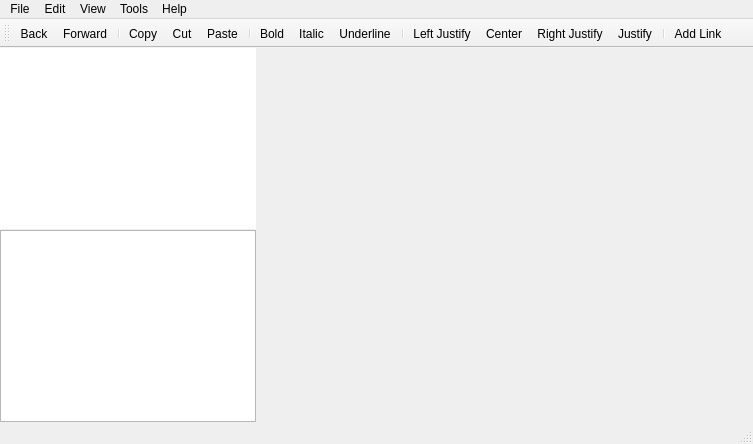
This is src/mainwindow.ui in iPenguin/NotePages as Qt 5 draws it before an edit. The edited form follows.
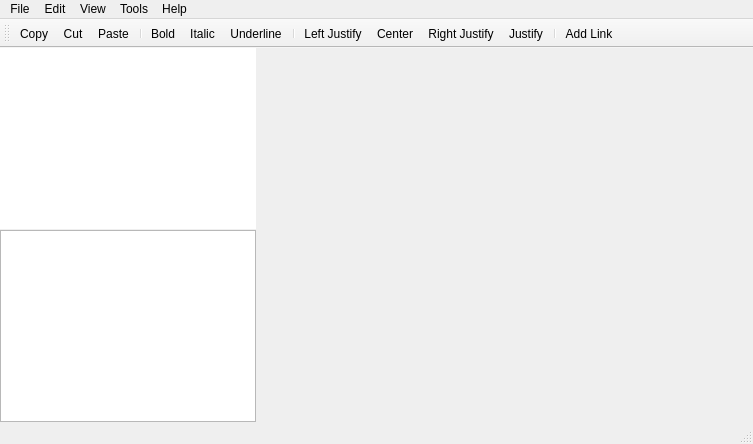
This is the edited form. Icons and pictures are not drawn.

Diff of the .ui file:
```diff
--- a/src/mainwindow.ui
+++ b/src/mainwindow.ui
@@ -198,9 +198,6 @@
    <attribute name="toolBarBreak">
     <bool>false</bool>
    </attribute>
-   <addaction name="actionBack"/>
-   <addaction name="actionForward"/>
-   <addaction name="separator"/>
    <addaction name="actionCopy"/>
    <addaction name="actionCut"/>
    <addaction name="actionPaste"/>
@@ -435,24 +432,6 @@
     <string>Add Link</string>
    </property>
   </action>
-  <action name="actionBack">
-   <property name="icon">
-    <iconset resource="../notePages.qrc">
-     <normaloff>:/images/back.svgz</normaloff>:/images/back.svgz</iconset>
-   </property>
-   <property name="text">
-    <string>Back</string>
-   </property>
-  </action>
-  <action name="actionForward">
-   <property name="icon">
-    <iconset resource="../notePages.qrc">
-     <normaloff>:/images/forward.svgz</normaloff>:/images/forward.svgz</iconset>
-   </property>
-   <property name="text">
-    <string>Forward</string>
-   </property>
-  </action>
  </widget>
  <layoutdefault spacing="6" margin="11"/>
  <resources>
```
